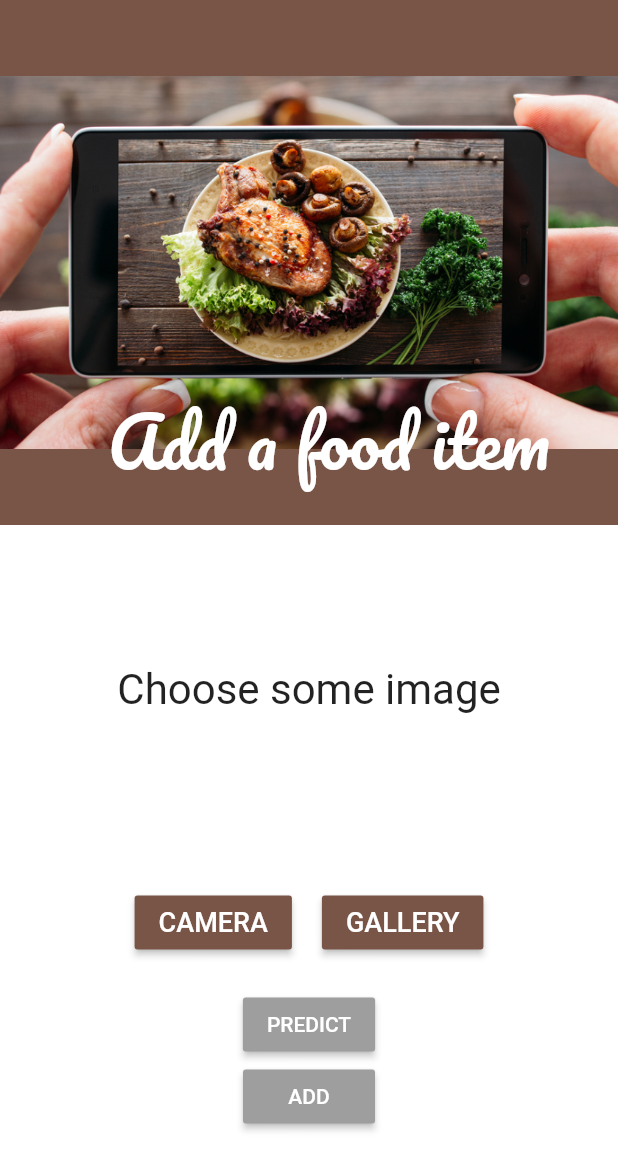
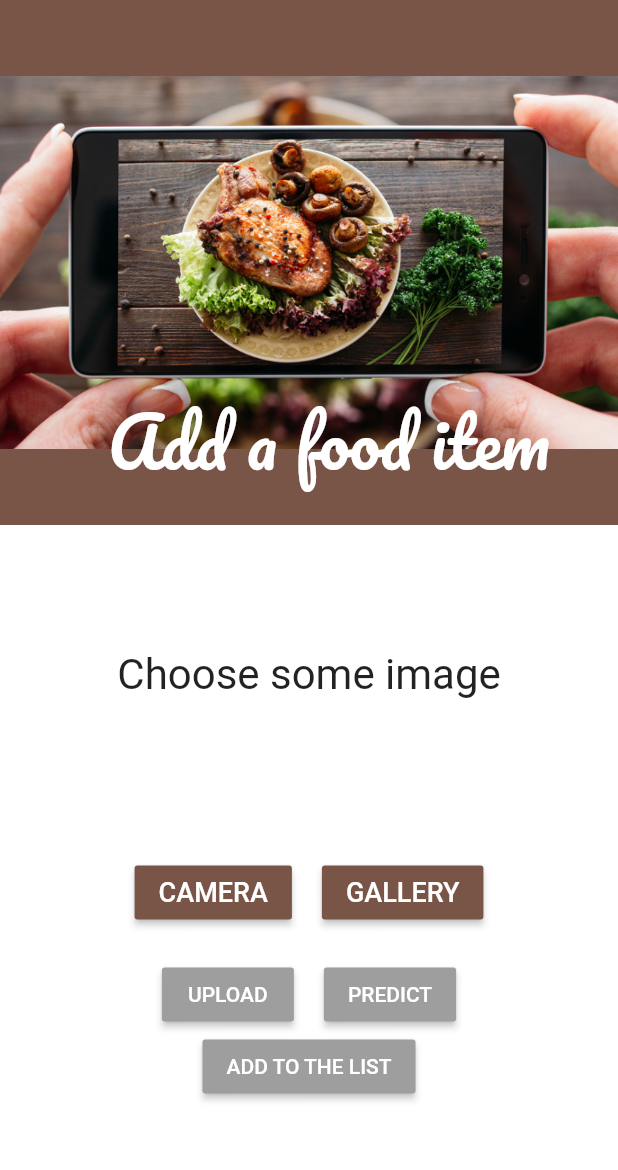
Before and after one commit to sHiVaNgI821/Balanced-Bites, a Flutter app: the LandingScreen screen opened directly, on a phone screen of 412 x 824 dp. Shown: the top 1170 px of the screen. Run offline on Flutter 3.47's test engine with Material 2 defaults, Android fonts, the phone set to English and light mode, and no system bars; our stand-ins replace animated_bottom_navigation_bar, animated_text_kit, curved_navigation_bar, dio, flutter_spinbox, image_picker and 1 more.

Commit message:
recommendations changed

```diff
--- a/lib/addFoodItem.dart
+++ b/lib/addFoodItem.dart
@@ -1,5 +1,6 @@
 import 'dart:io';
 import 'package:balancedbites/model.dart';
+import 'package:flutter/cupertino.dart';
 import 'package:flutter/material.dart';
 import 'package:image_picker/image_picker.dart';
 import 'package:dio/dio.dart';
@@ -56,7 +57,7 @@ class _LandingScreenState extends State<LandingScreen> {
             filename: filename, contentType: new MediaType('image', 'jpg')),
 
       });
-     var response = await dio.post('http://lnd.talentsprint.com:5002/uploader',
+     var response = await dio.post('http://portfolios.talentsprint.com:5002/uploader',
           data: formdata,
           options: Options(
 //            headers: {
@@ -114,7 +115,8 @@ class _LandingScreenState extends State<LandingScreen> {
           SliverToBoxAdapter(
             child: Container(
               child: Column(
-                mainAxisAlignment: MainAxisAlignment.spaceAround,
+                mainAxisAlignment: MainAxisAlignment.spaceEvenly,
+                crossAxisAlignment: CrossAxisAlignment.center,
                 children: [
                   SizedBox(
                     height: 10,
@@ -126,7 +128,7 @@ class _LandingScreenState extends State<LandingScreen> {
                             'Choose some image',
                             style: TextStyle(fontSize: 28),
                           )),
-                          height: 200)
+                          height: 180)
                       : Image.file(File(_image.path), height: 350),
                   (show)? Column(
                     children: [
@@ -161,16 +163,22 @@ class _LandingScreenState extends State<LandingScreen> {
                     ],
                   ),
                   SizedBox(height:20),
+                  Row(
+                    mainAxisAlignment: MainAxisAlignment.center,
+                    children: [
+
                       RaisedButton(
                         color: Colors.grey,
-                    child: Text("PREDICT",style: TextStyle(color:Colors.white,)),
+                        child: Text("UPLOAD",style: TextStyle(color:Colors.white,)),
                         onPressed: () async {
-                      return
+
+                          return Column(
+                            children: [
                               FutureBuilder(
                                   future: _uploadImage(),
                                   builder: (context, snapshot) {
                                     if (snapshot.hasData) {
-                              print("SS:${snapshot.data}");
+                                      print("SS:");
                                       return Align( alignment: FractionalOffset.topCenter,child: Text("${output}",style:TextStyle(color:Colors.red)));
                                       /*Container(color: Colors.black,
                                         height: 500,
@@ -180,6 +188,9 @@ class _LandingScreenState extends State<LandingScreen> {
                                     }
                                     return Text('hi there');
                                   },
+                                ),
+                              Text("${output}"),
+                            ],
                           );
                           /*var temp = await _uploadImage();
                           setState(() {
@@ -188,14 +199,22 @@ class _LandingScreenState extends State<LandingScreen> {
                           });*/
                         },
                       ),
+                      SizedBox(width:20),
                       RaisedButton(
                           color: Colors.grey,
-                    child: Text('ADD',style: TextStyle(color:Colors.white,)),
+                          child: Text('PREDICT',style: TextStyle(color:Colors.white,)),
                           onPressed: (){
                             setState(() {
                               show = true;
-                      });
+                            });}
+                      ),
+                    ],
+                  ),
 
+                  RaisedButton(
+                      color: Colors.grey,
+                      child: Text('ADD TO THE LIST',style: TextStyle(color:Colors.white,)),
+                      onPressed: (){
                         if (output != null){
                           if(foodList.isEmpty){
                             foodList[0]=filter(output);
```
Also changed, not shown: lib/meal_details.dart (+23 -18 lines), lib/search_screen.dart (+0 -15 lines). Lines whose indentation alone changed are shown as unchanged.
